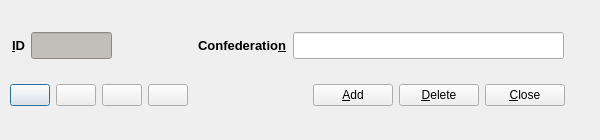
The window that code/pyqt/gui/confederation_setup.ui (soccermetrics/marcotti-desktop) describes before a commit, drawn with Qt 5.
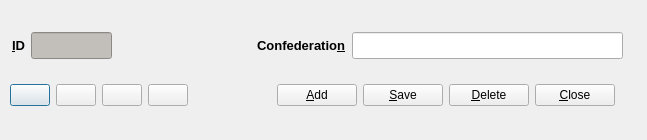
The same window after the commit. Icons and pictures are not drawn.

Commit message: Added Save button to UIs, rebuilt autocoded Python files (#13)

Diff of the .ui file:
```diff
--- a/code/pyqt/gui/confederation_setup.ui
+++ b/code/pyqt/gui/confederation_setup.ui
@@ -6,7 +6,7 @@
    <rect>
     <x>0</x>
     <y>0</y>
-    <width>600</width>
+    <width>647</width>
     <height>140</height>
    </rect>
   </property>
@@ -18,8 +18,8 @@
   </property>
   <property name="maximumSize">
    <size>
-    <width>640</width>
-    <height>180</height>
+    <width>720</width>
+    <height>140</height>
    </size>
   </property>
   <property name="windowTitle">
@@ -30,7 +30,7 @@
     <rect>
      <x>12</x>
      <y>20</y>
-     <width>552</width>
+     <width>611</width>
      <height>51</height>
     </rect>
    </property>
@@ -100,6 +100,12 @@
         <height>27</height>
        </size>
       </property>
+      <property name="maximumSize">
+       <size>
+        <width>271</width>
+        <height>27</height>
+       </size>
+      </property>
       <property name="toolTip">
        <string>Name of football confederation</string>
       </property>
@@ -107,12 +113,12 @@
     </item>
    </layout>
   </widget>
-  <widget class="QWidget" name="layoutWidget">
+  <widget class="QWidget" name="layoutWidget_2">
    <property name="geometry">
     <rect>
      <x>10</x>
      <y>70</y>
-     <width>261</width>
+     <width>251</width>
      <height>51</height>
     </rect>
    </property>
@@ -188,12 +194,12 @@
     </item>
    </layout>
   </widget>
-  <widget class="QWidget" name="layoutWidget">
+  <widget class="QWidget" name="layoutWidget_3">
    <property name="geometry">
     <rect>
-     <x>290</x>
+     <x>260</x>
      <y>70</y>
-     <width>275</width>
+     <width>371</width>
      <height>51</height>
     </rect>
    </property>
@@ -220,6 +226,20 @@
        <string>&amp;Add</string>
       </property>
       <property name="icon">
+       <iconset>
+        <normaloff>images/add.png</normaloff>images/add.png</iconset>
+      </property>
+     </widget>
+    </item>
+    <item>
+     <widget class="QPushButton" name="saveEntry">
+      <property name="toolTip">
+       <string>Delete Entry</string>
+      </property>
+      <property name="text">
+       <string>&amp;Save</string>
+      </property>
+      <property name="icon">
        <iconset resource="fmrd_resources.qrc">
         <normaloff>:/images/add.png</normaloff>:/images/add.png</iconset>
       </property>
@@ -253,6 +273,19 @@
       </property>
      </widget>
     </item>
+    <item>
+     <spacer name="horizontalSpacer_4">
+      <property name="orientation">
+       <enum>Qt::Horizontal</enum>
+      </property>
+      <property name="sizeHint" stdset="0">
+       <size>
+        <width>13</width>
+        <height>20</height>
+       </size>
+      </property>
+     </spacer>
+    </item>
    </layout>
   </widget>
  </widget>
```
Left out of the diff: 10 changed lines with no effect on the pictures. The commit also changes 52 other files.
